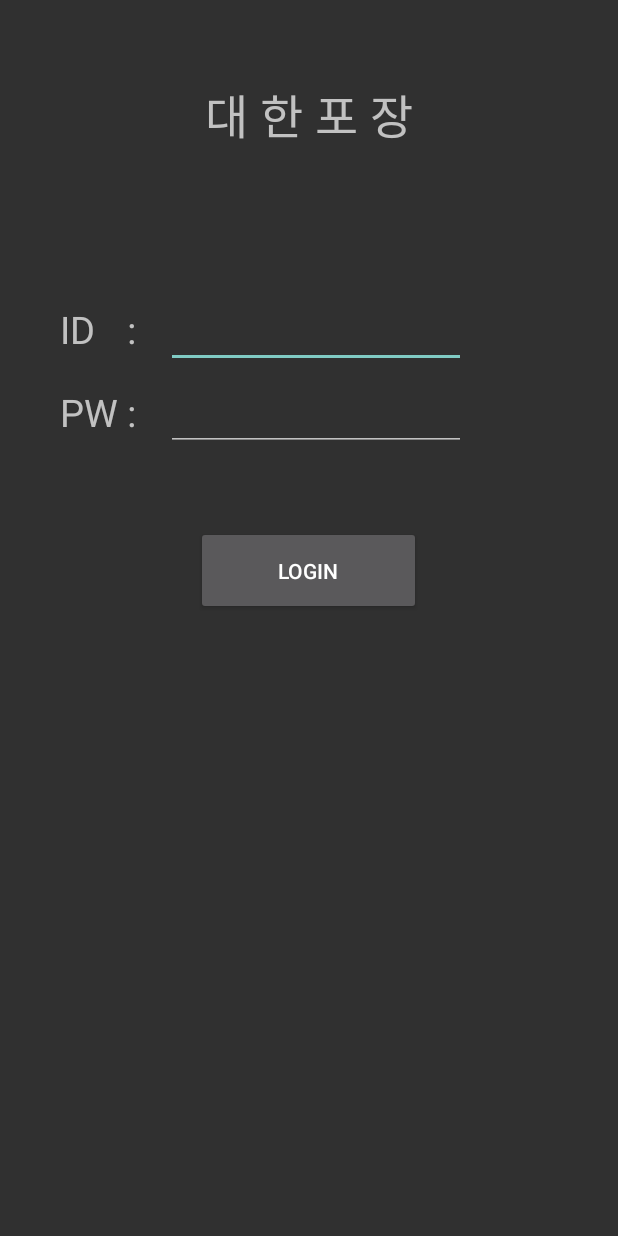
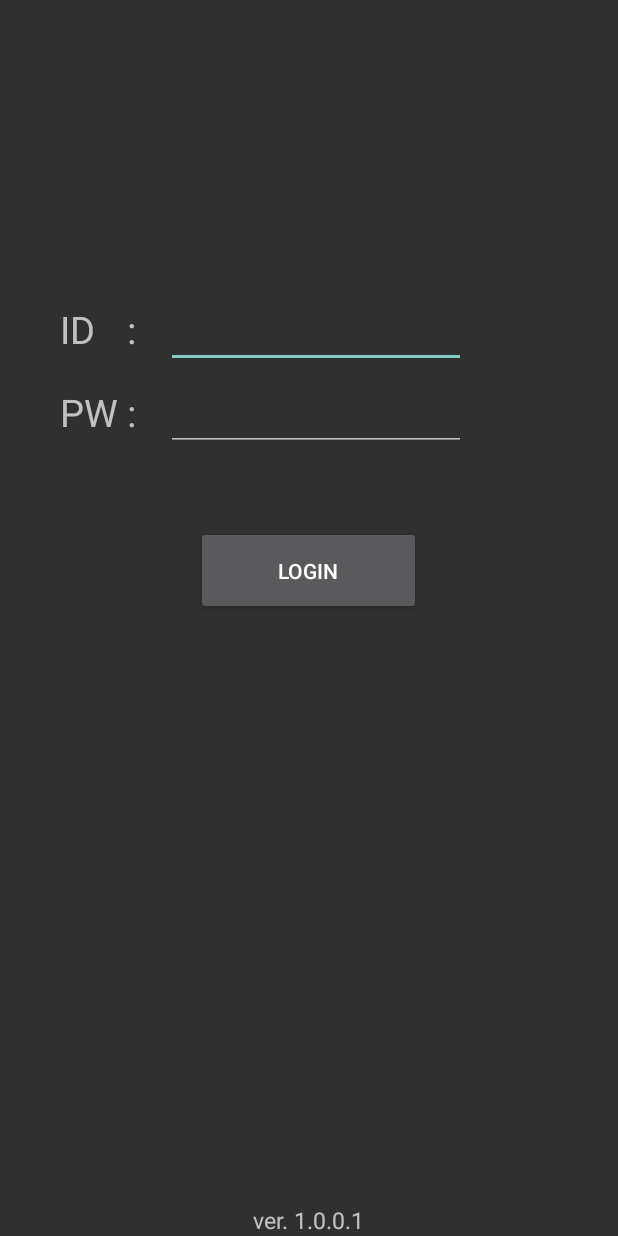
Before and after one commit to monjikim/PDA-K50-korea-mobileversion, an Android app: the screen it shows after launch (SigninPage), on a phone screen of 412 x 824 dp. Run offline under Robolectric (Android 15) with nearby library versions, the phone set to English and light mode, and no system bars.

Commit message:
ver 1.0.0.1
updated

```diff
--- a/app/src/main/AndroidManifest.xml
+++ b/app/src/main/AndroidManifest.xml
@@ -5,9 +5,9 @@
     <uses-permission android:name="android.permission.INTERNET" />
     <application
         android:allowBackup="true"
-        android:icon="@mipmap/korea_package"
+        android:icon="@mipmap/nrs_icon"
         android:label="@string/app_name"
-        android:roundIcon="@mipmap/korea_package"
+        android:roundIcon="@mipmap/nrs_icon"
         android:supportsRtl="true"
         android:theme="@style/Theme.AppCompat.NoActionBar">
         <activity android:name=".SigninPage">
--- a/app/src/main/java/com/scandecode_example/SigninPage.java
+++ b/app/src/main/java/com/scandecode_example/SigninPage.java
@@ -293,6 +293,7 @@ public class SigninPage extends Activity {
 
                 JSONObject obj = new JSONObject(return_string);
                 Const.company_id= obj.getJSONObject("data").getJSONArray("users").getJSONObject(0).getJSONObject("company").getString("id");
+                Const.company_name= obj.getJSONObject("data").getJSONArray("users").getJSONObject(0).getJSONObject("company").getString("name");
                 Const.User_id_no= obj.getJSONObject("data").getJSONArray("users").getJSONObject(0).getString("id");
 
                 startActivity(new Intent(SigninPage.this, MainActivity.class));
--- a/app/src/main/java/constants/Const.java
+++ b/app/src/main/java/constants/Const.java
@@ -9,5 +9,6 @@ public class Const {
     public static boolean changing_lang = false;
     public static String Tokeninfo = null;
     public static String company_id = null;
+    public static String company_name = null;
 
 }
--- a/app/src/main/res/layout/activity_main.xml
+++ b/app/src/main/res/layout/activity_main.xml
@@ -17,7 +17,7 @@
             android:textColor="#000000"
             android:id="@+id/tv_title"
             android:textSize="25sp"
-            android:text="대 한 포 장"
+            android:text="업체 명"
             android:layout_weight="1"
             android:layout_width="match_parent"
             android:layout_height="wrap_content" />
--- a/app/src/main/res/layout/log_in.xml
+++ b/app/src/main/res/layout/log_in.xml
@@ -19,7 +19,7 @@
             android:layout_height="100dp">
             <TextView
                 android:gravity="center"
-                android:text="대 한 포 장"
+                android:text=""
                 android:textSize="31sp"
                 android:layout_gravity="bottom"
                 android:layout_width="match_parent"
@@ -96,7 +96,13 @@
 
 
         </LinearLayout>
-
+        <TextView
+            android:gravity="bottom"
+            android:layout_width="wrap_content"
+            android:layout_height="match_parent"
+            android:layout_gravity="center"
+            android:text="ver. 1.0.0.1"
+            android:textSize="15sp" />
     </LinearLayout>
 
 </android.support.constraint.ConstraintLayout>
--- a/app/src/main/res/values/strings.xml
+++ b/app/src/main/res/values/strings.xml
@@ -1,7 +1,7 @@
 <?xml version="1.0" encoding="utf-8"?>
 <resources>
 
-    <string name="app_name">Korea Package</string>
+    <string name="app_name">NPC Scanner</string>
      <string name="barcode_name">Barcode Scan</string>
     <string name="but_start">Single Scan</string>
     <string name="but_stop">스캔\n중지</string>
```
Also changed, not shown: app/src/main/java/com/scandecode_example/MainActivity.java (+23 -5 lines), app/src/main/res/mipmap-xxhdpi/nrs_icon.png (added), 1 other file.
